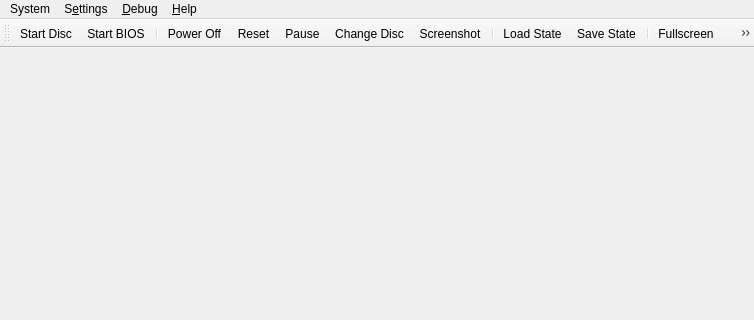
The window that src/duckstation-qt/mainwindow.ui (kofxi3584karlayang/duckstation) describes before a commit, drawn with Qt 5; both pictures show x 0 to 754 and y 0 to 320 of the 754 by 600 pixel window.
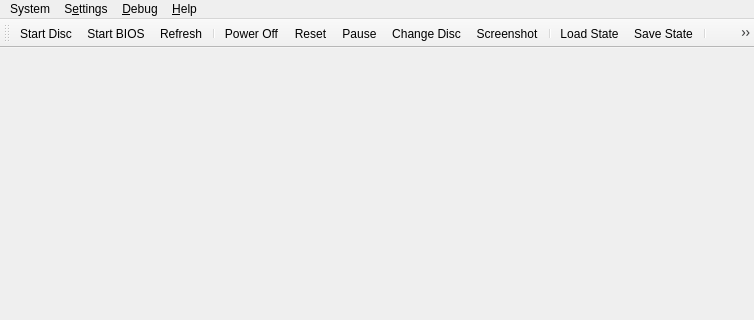
The same window after the commit. Icons and pictures are not drawn.

Commit message: Qt: Add 'Refresh' button to toolbar for reloading game list

```diff
--- a/src/duckstation-qt/mainwindow.ui
+++ b/src/duckstation-qt/mainwindow.ui
@@ -158,6 +158,7 @@
    </attribute>
    <addaction name="actionStartDisc"/>
    <addaction name="actionStartBios"/>
+   <addaction name="actionRefreshGameList"/>
    <addaction name="separator"/>
    <addaction name="actionPowerOff"/>
    <addaction name="actionReset"/>
@@ -190,6 +191,15 @@
     <string>Start &amp;BIOS</string>
    </property>
   </action>
+  <action name="actionRefreshGameList">
+   <property name="icon">
+    <iconset resource="resources/icons.qrc">
+     <normaloff>:/icons/folder-open.png</normaloff>:/icons/folder-open.png</iconset>
+   </property>
+   <property name="text">
+    <string>Refresh</string>
+   </property>
+  </action>
   <action name="actionPowerOff">
    <property name="icon">
     <iconset resource="resources/icons.qrc">
```
The commit also changes 1 other file.
